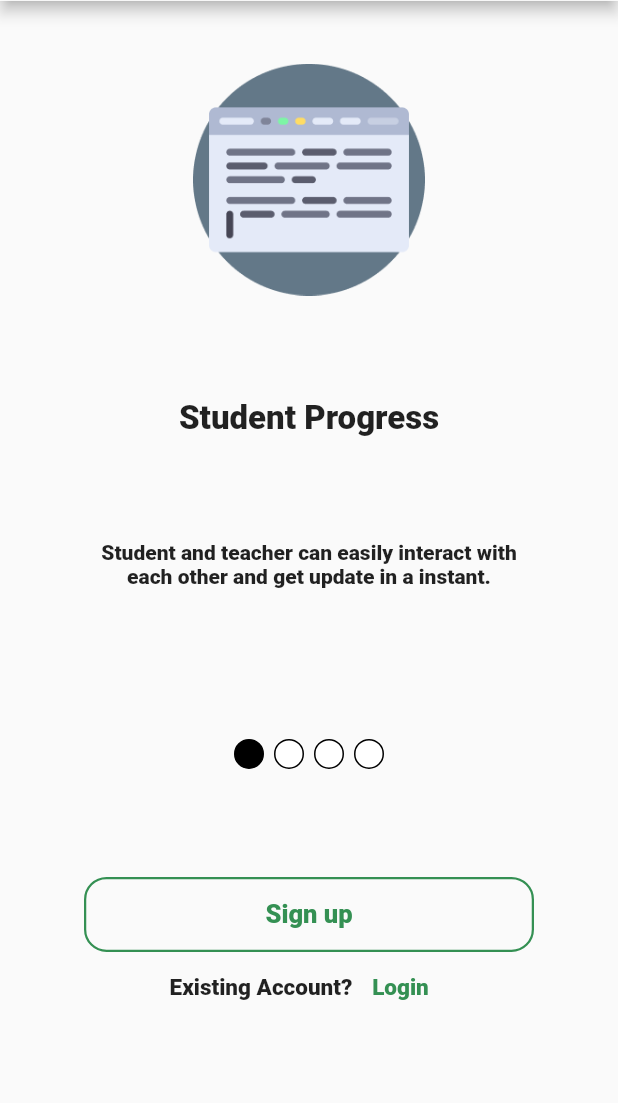
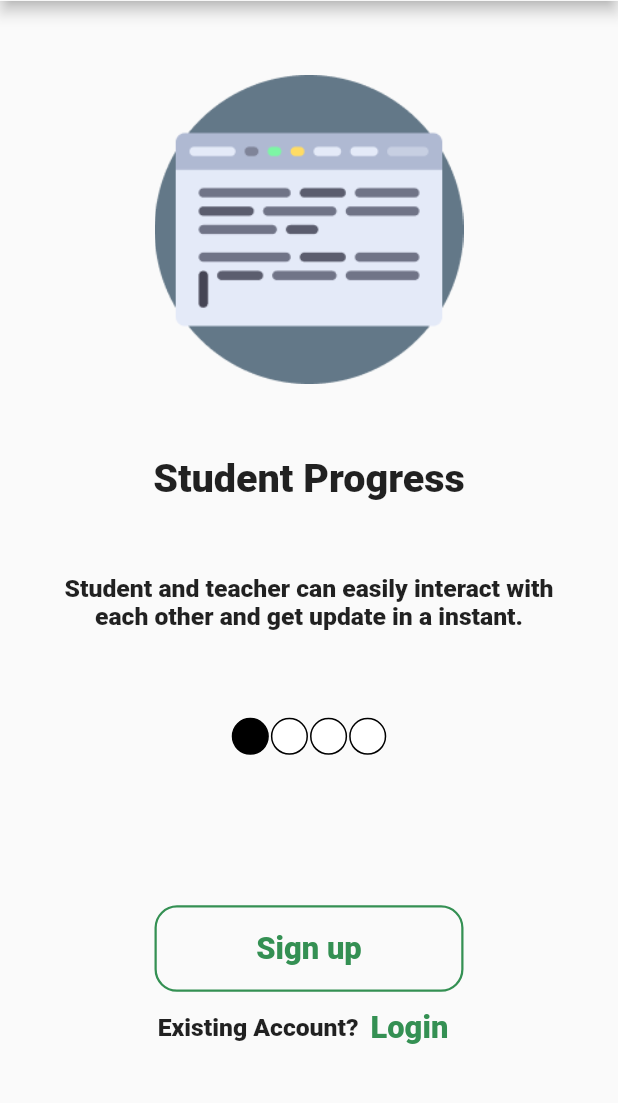
Before and after one commit to moinur-rahman/academi-portal, a Flutter app: the screen it shows after launch, on a phone screen of 412 x 824 dp, the part 98-1201 px from its top. Run offline on Flutter 3.47's test engine with Material 2 defaults, Android fonts, the light colour scheme and no system bars; drawn by our look-alikes of carousel_slider; our stand-ins replace flutter_dotenv, graphql, image_picker, page_transition, shared_preferences; missing offline and left inert: dart:ffi.

Commit message:
Landing Page responsive

```diff
--- a/lib/components/LandingPage/CarouseItem.dart
+++ b/lib/components/LandingPage/CarouseItem.dart
@@ -14,31 +14,33 @@ class CarouselItem extends StatelessWidget {
   Widget build(BuildContext context) {
     double width = MediaQuery.of(context).size.width;
     double height = MediaQuery.of(context).size.height;
+
     return SizedBox(
+      width: width,
+      height: height,
       child: Column(
         mainAxisAlignment: MainAxisAlignment.spaceBetween,
         children: [
-          AspectRatio(
-            aspectRatio: 16 / 6,
-            child: Image(
-              image: AssetImage(imageURL),
-            ),
+          Image(
+            image: AssetImage(imageURL),
+            width: height * 0.25,
+            height: height * 0.25,
           ),
           SizedBox(
             child: Text(
               heading,
-              style: const TextStyle(
-                fontSize: 22,
+              style: TextStyle(
+                fontSize: height * 0.032,
                 fontWeight: FontWeight.bold,
               ),
             ),
           ),
           SizedBox(
-            width: 300,
+            width: width * 0.8,
             child: Text(
               description,
-              style: const TextStyle(
-                fontSize: 14,
+              style: TextStyle(
+                fontSize: height * 0.020,
               ),
               textAlign: TextAlign.center,
             ),
--- a/lib/components/LandingPage/Carousel.dart
+++ b/lib/components/LandingPage/Carousel.dart
@@ -44,15 +44,16 @@ class _CarouselState extends State<Carousel> {
   @override
   Widget build(BuildContext context) {
     double width = MediaQuery.of(context).size.width;
+    double height = MediaQuery.of(context).size.height;
     return SizedBox(
       width: width,
-      height: 470,
+      height: height * 0.55,
       child: Column(
         mainAxisAlignment: MainAxisAlignment.spaceBetween,
         children: [
           SizedBox(
-            height: 350,
             width: width,
+            height: height * 0.45,
             child: CarouselSlider(
               options: CarouselOptions(
                 // height: 350,
--- a/lib/components/LandingPage/CarouselDot.dart
+++ b/lib/components/LandingPage/CarouselDot.dart
@@ -7,14 +7,16 @@ class CarouselDot extends StatelessWidget {
   const CarouselDot(this.itemNo, {super.key});
   @override
   Widget build(BuildContext context) {
+    double width = MediaQuery.of(context).size.width;
+    double height = MediaQuery.of(context).size.height;
     return SizedBox(
-      width: 100,
+      width: width * 0.25,
       child: Row(
         mainAxisAlignment: MainAxisAlignment.spaceBetween,
         children: [
           Container(
-            width: 20,
-            height: 20,
+            width: height * 0.03,
+            height: height * 0.03,
             decoration: BoxDecoration(
               border: Border.all(
                 color: AppColors.black,
@@ -24,8 +26,8 @@ class CarouselDot extends StatelessWidget {
             ),
           ),
           Container(
-            width: 20,
-            height: 20,
+            width: height * 0.03,
+            height: height * 0.03,
             decoration: BoxDecoration(
               border: Border.all(
                 color: Colors.black,
@@ -35,8 +37,8 @@ class CarouselDot extends StatelessWidget {
             ),
           ),
           Container(
-            width: 20,
-            height: 20,
+            width: height * 0.03,
+            height: height * 0.03,
             decoration: BoxDecoration(
               border: Border.all(
                 color: Colors.black,
@@ -46,8 +48,8 @@ class CarouselDot extends StatelessWidget {
             ),
           ),
           Container(
-            width: 20,
-            height: 20,
+            width: height * 0.03,
+            height: height * 0.03,
             decoration: BoxDecoration(
               border: Border.all(
                 color: Colors.black,
--- a/lib/components/LandingPage/login.dart
+++ b/lib/components/LandingPage/login.dart
@@ -8,24 +8,25 @@ class Login extends StatelessWidget {
 
   @override
   Widget build(BuildContext context) {
+    double height = MediaQuery.of(context).size.height;
     return SizedBox(
       child: Row(
         mainAxisAlignment: MainAxisAlignment.center,
         children: [
-          const Text(
+          Text(
             "Existing Account?",
             style: TextStyle(
-              fontSize: 15,
+              fontSize: height * 0.020,
               fontWeight: FontWeight.w500,
             ),
           ),
           TextButton(
             onPressed: () => Navigator.pushNamed(context, SignInPage.routeName),
-            child: const Text(
+            child: Text(
               "Login",
               style: TextStyle(
                 color: AppColors.green,
-                fontSize: 15,
+                fontSize: height * 0.025,
                 fontWeight: FontWeight.bold,
               ),
             ),
--- a/lib/components/LandingPage/sign_up_button.dart
+++ b/lib/components/LandingPage/sign_up_button.dart
@@ -8,9 +8,11 @@ class SignUpButton extends StatelessWidget {
 
   @override
   Widget build(BuildContext context) {
+    double width = MediaQuery.of(context).size.width;
+    double height = MediaQuery.of(context).size.height;
     return SizedBox(
-      width: 300,
-      height: 50,
+      width: width * 0.5,
+      height: height * 0.07,
       child: OutlinedButton(
         onPressed: () =>
             {Navigator.pushNamed(context, CreateAccount.routeName)},
@@ -24,9 +26,12 @@ class SignUpButton extends StatelessWidget {
             borderRadius: BorderRadius.circular(15),
           ),
         ),
-        child: const Text(
+        child: Text(
           "Sign up",
-          style: TextStyle(fontWeight: FontWeight.bold, fontSize: 17),
+          style: TextStyle(
+            fontWeight: FontWeight.bold,
+            fontSize: height * 0.025,
+          ),
         ),
       ),
     );
--- a/lib/components/SignInPage/description_section.dart
+++ b/lib/components/SignInPage/description_section.dart
@@ -1,3 +1,4 @@
+import 'package:academi_portal/components/common/constant.dart';
 import 'package:flutter/material.dart';
 
 class DescriptionSection extends StatelessWidget {
@@ -5,16 +6,14 @@ class DescriptionSection extends StatelessWidget {
 
   @override
   Widget build(BuildContext context) {
-    double height = MediaQuery.of(context).size.height;
-    double width = MediaQuery.of(context).size.width - 80;
+    double width = MediaQuery.of(context).size.width;
     return SizedBox(
-      width: width,
+      width: width - 80,
       child: Text(
         "Welcome back! Sign in using your social account or continue as",
         style: TextStyle(
-          color: Colors.black,
-          fontSize: width * 0.04,
-          fontWeight: FontWeight.w500,
+          color: AppColors.black,
+          fontSize: width * 0.03,
         ),
         textAlign: TextAlign.center,
       ),
--- a/lib/components/SignInPage/input_section.dart
+++ b/lib/components/SignInPage/input_section.dart
@@ -83,7 +83,7 @@ class _InputSectionState extends State<InputSection> {
     double width = MediaQuery.of(context).size.width;
     double height = MediaQuery.of(context).size.height;
     return SizedBox(
-      width: max(width - 200, 340),
+      width: width - 85,
       height: height * 0.52,
       child: Column(
         mainAxisAlignment: MainAxisAlignment.spaceBetween,
--- a/lib/view/landing_page.dart
+++ b/lib/view/landing_page.dart
@@ -19,14 +19,13 @@ class LandingPage extends StatelessWidget {
         title: "AcademiPortal",
         height: height,
       ),
-      body: SingleChildScrollView(
-        child: SizedBox(
+      body: SizedBox(
         width: width,
-          height: max(height - 100, 700),
+        height: height,
         child: Center(
           child: SizedBox(
             width: width,
-              height: 640,
+            height: height * 0.8,
             child: Column(
               mainAxisAlignment: MainAxisAlignment.spaceBetween,
               children: [
@@ -44,7 +43,6 @@ class LandingPage extends StatelessWidget {
           ),
         ),
       ),
-      ),
     );
   }
 }
```
Lines whose indentation alone changed are shown as unchanged.
